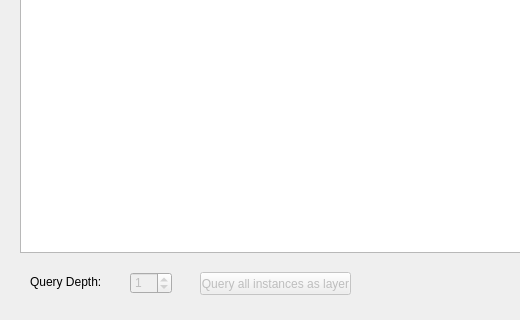
Above: dialogs/ui/dataschemadialog.ui from sparqlunicorn/sparqlunicornGoesGIS before the change; both pictures show x 0 to 520 and y 138 to 458 of the 953 by 458 pixel window. Below: the same form after it.
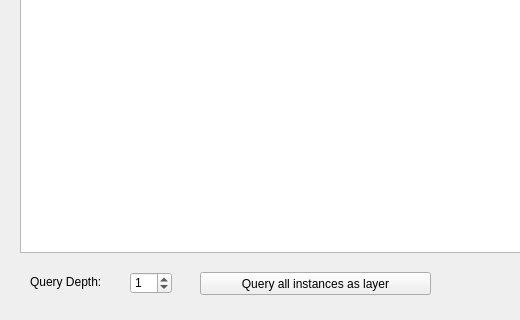
That is the form after the change.

```diff
--- a/dialogs/ui/dataschemadialog.ui
+++ b/dialogs/ui/dataschemadialog.ui
@@ -128,13 +128,13 @@
   </widget>
   <widget class="QPushButton" name="queryAllInstancesButton">
    <property name="enabled">
-    <bool>false</bool>
+    <bool>true</bool>
    </property>
    <property name="geometry">
     <rect>
      <x>200</x>
      <y>410</y>
-     <width>151</width>
+     <width>231</width>
      <height>23</height>
     </rect>
    </property>
@@ -144,7 +144,7 @@
   </widget>
   <widget class="QSpinBox" name="graphQueryDepthBox">
    <property name="enabled">
-    <bool>false</bool>
+    <bool>true</bool>
    </property>
    <property name="geometry">
     <rect>
```
